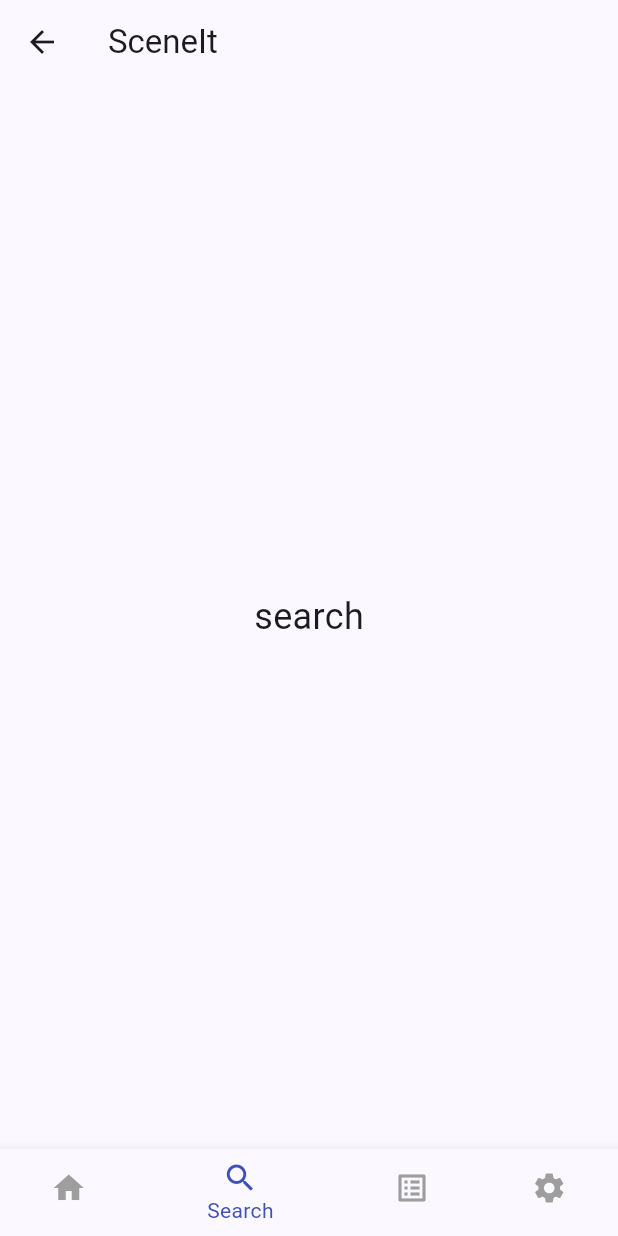
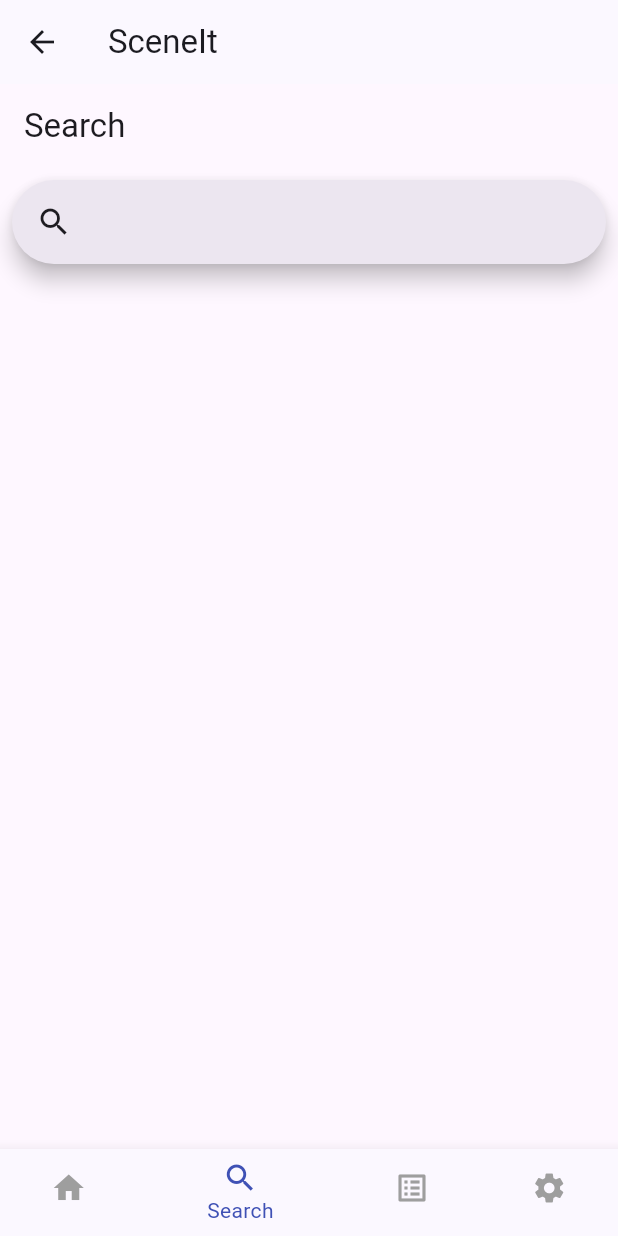
Before and after one commit to aj20l/Sceneit, a Flutter app: the BottomNav screen opened directly, item 2 of the bottom bar chosen, on a phone screen of 412 x 824 dp. Run offline on Flutter 3.47's test engine with Material 3 defaults, Android fonts, the phone set to English and light mode, and no system bars; our stand-ins replace flutter_dotenv, flutter_local_notifications, permission_handler, shared_preferences, sqflite; accounts and stored records are empty; network calls fail; statements that could not run were skipped.

Commit message:
added search and settings to navbar

```diff
--- a/lib/widgets/bottom_nav.dart
+++ b/lib/widgets/bottom_nav.dart
@@ -1,6 +1,9 @@
 import 'package:flutter/material.dart';
 import 'package:sceneit/pages/home.dart';
 import 'package:sceneit/pages/watchlist_page.dart';
+import 'package:sceneit/pages/Search.dart';
+import 'package:sceneit/pages/settings_page.dart';
+import 'package:sceneit/utils/session.dart';
 
 class BottomNav extends StatefulWidget {
   const BottomNav({super.key});
@@ -13,9 +16,9 @@ class _BottomNavState extends State<BottomNav> {
 
   static const List<Widget> _pages = <Widget>[
     HomePage(),
-    Center(child: Text('search', style: TextStyle(fontSize: 24))),
+    SearchPage(),
     WatchlistPage(),
-    Center(child: Text('settings', style: TextStyle(fontSize: 24))),
+    SettingsPage()
   ];
   @override
   void initState() {
```
Also changed, not shown: lib/pages/settings_page.dart (+6 -5 lines).
